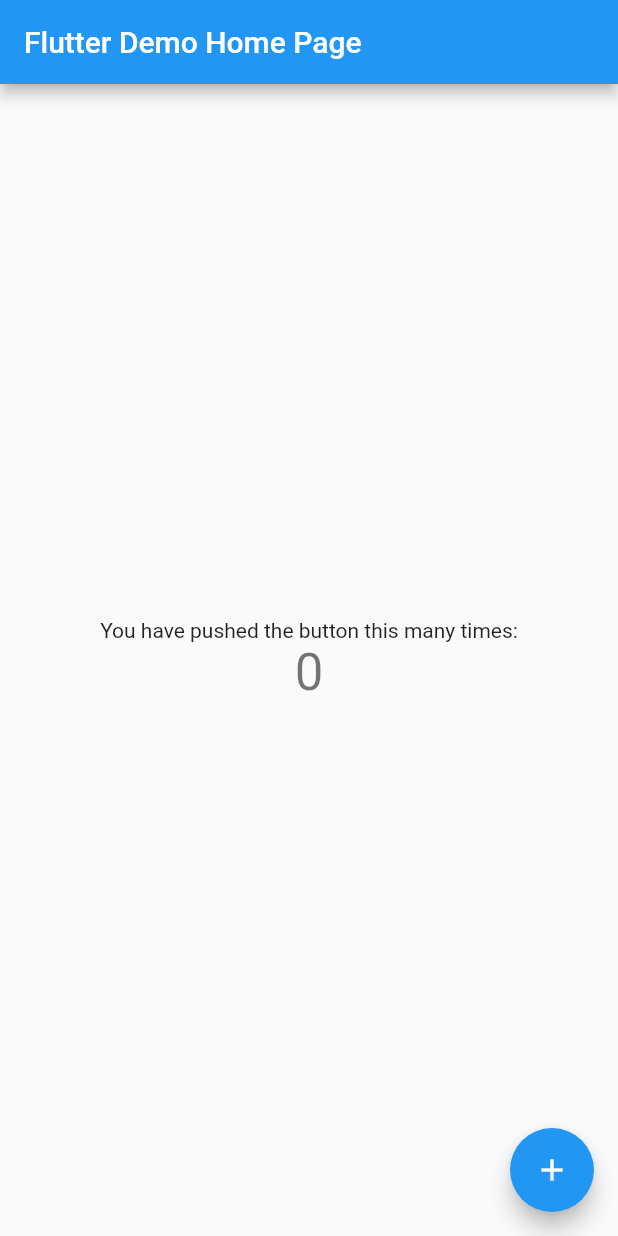
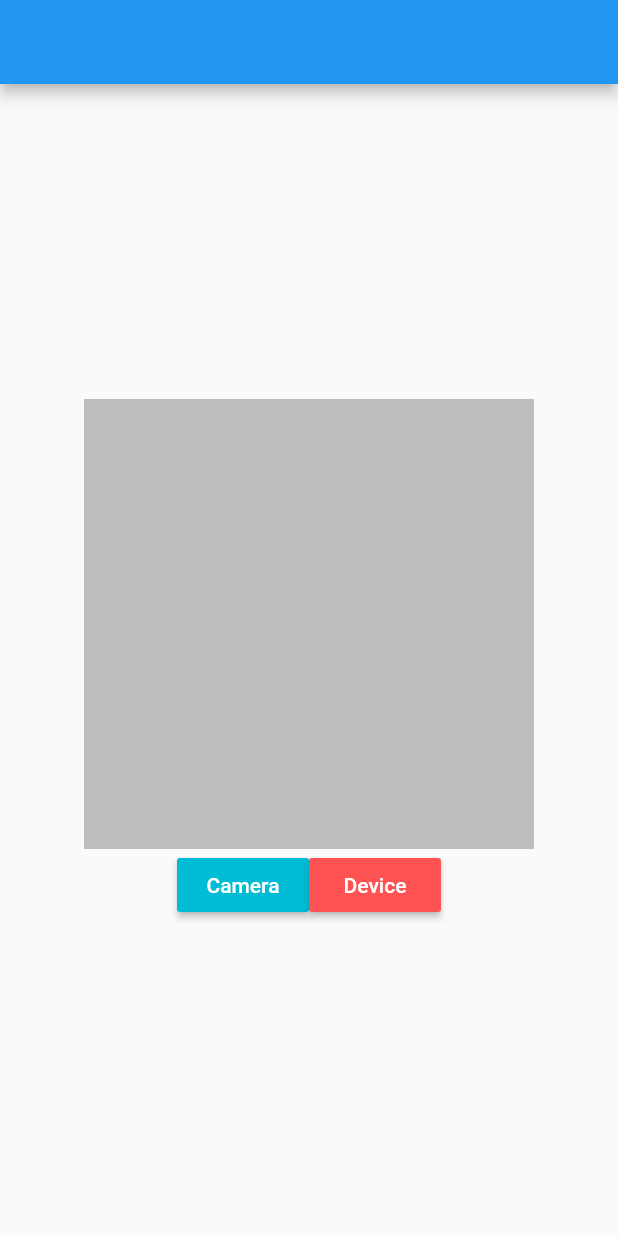
Before and after one commit to NDK1410/Flutter_Camera, a Flutter app: the screen it shows after launch, on a phone screen of 412 x 824 dp. Run offline on Flutter 3.47's test engine with Material 2 defaults, Android fonts, the phone set to English and light mode, and no system bars; our stand-ins replace image_cropper, image_picker.

Commit message:
RetroPortal-ImagePickAndCrop

```diff
--- a/lib/main.dart
+++ b/lib/main.dart
@@ -1,4 +1,7 @@
 import 'package:flutter/material.dart';
+import 'package:image_cropper/image_cropper.dart';
+import 'package:image_picker/image_picker.dart';
+import 'dart:io';
 
 void main() {
   runApp(MyApp());
@@ -12,53 +15,118 @@ class MyApp extends StatelessWidget {
       theme: ThemeData(
         primarySwatch: Colors.blue,
       ),
-      home: MyHomePage(title: 'Flutter Demo Home Page'),
+      home: MyHomePage(),
     );
   }
 }
 
 class MyHomePage extends StatefulWidget {
-  MyHomePage({Key key, this.title}) : super(key: key);
-
-  final String title;
-
   @override
   _MyHomePageState createState() => _MyHomePageState();
 }
 
 class _MyHomePageState extends State<MyHomePage> {
-  int _counter = 0;
+  File _selectedFile;
+  bool _onProcess = false;
 
-  void _incrementCounter() {
-    setState(() {
-      _counter++;
+  Widget getImageWidget() {
+    if (_selectedFile != null) {
+      return Image.file(
+        _selectedFile,
+        height: 300,
+        width: 300,
+        fit: BoxFit.cover,
+      );
+    } else {
+      return Container(
+        height: 300,
+        width: 300,
+        color: Colors.grey[400],
+      );
+    }
+  }
+
+  getImage(ImageSource source) async {
+    this.setState(() {
+      _onProcess = true;
     });
+    File image = await ImagePicker.pickImage(source: source);
+    if (image != null) {
+      File cropped = await ImageCropper.cropImage(
+        sourcePath: image.path,
+        aspectRatio: CropAspectRatio(ratioX: 1, ratioY: 1),
+        compressQuality: 100,
+        maxHeight: 700,
+        maxWidth: 700,
+        compressFormat: ImageCompressFormat.jpg,
+        androidUiSettings: AndroidUiSettings(
+          toolbarColor: Colors.deepOrange,
+          toolbarTitle: "RPS Cropper",
+          statusBarColor: Colors.deepOrange.shade900,
+          backgroundColor: Colors.white,
+        ),
+      );
+
+      this.setState(() {
+        _selectedFile = cropped;
+        _onProcess = false;
+      });
+    }
   }
 
   @override
   Widget build(BuildContext context) {
     return Scaffold(
       appBar: AppBar(
-        title: Text(widget.title),
+        title: Text(""),
       ),
-      body: Center(
-        child: Column(
+      body: Stack(
+        children: <Widget>[
+          Column(
             mainAxisAlignment: MainAxisAlignment.center,
             children: <Widget>[
-            Text(
-              'You have pushed the button this many times:',
+              getImageWidget(),
+              Row(
+                mainAxisAlignment: MainAxisAlignment.center,
+                children: <Widget>[
+                  MaterialButton(
+                    color: Colors.cyan,
+                    child: Text(
+                      "Camera",
+                      style: TextStyle(
+                        color: Colors.white,
                       ),
-            Text(
-              '$_counter',
-              style: Theme.of(context).textTheme.headline4,
+                    ),
+                    onPressed: () {
+                      getImage(ImageSource.camera);
+                    },
+                  ),
+                  MaterialButton(
+                    color: Colors.redAccent,
+                    child: Text(
+                      "Device",
+                      style: TextStyle(
+                        color: Colors.white,
+                      ),
+                    ),
+                    onPressed: () {
+                      getImage(ImageSource.gallery);
+                    },
                   ),
                 ],
               ),
+            ],
           ),
-      floatingActionButton: FloatingActionButton(
-        onPressed: _incrementCounter,
-        tooltip: 'Increment',
-        child: Icon(Icons.add),
+          (_onProcess)
+              ? Container(
+                  color: Colors.white,
+                  height: MediaQuery.of(context).size.height * 0.95,
+                  child: Center(
+                    child: CircularProgressIndicator(),
+                  ),
+                )
+              : Center()
+        ],
       ),
     );
   }
--- a/pubspec.yaml
+++ b/pubspec.yaml
@@ -30,6 +30,7 @@ dependencies:
   cupertino_icons: ^1.0.1
   camera: ^0.6.3+2
   image_picker: ^0.6.7+17
+  image_cropper: ^1.3.1
 
 dev_dependencies:
   flutter_test:
```
Also changed, not shown: pubspec.lock, 3 other files. Lines whose indentation alone changed are shown as unchanged.
